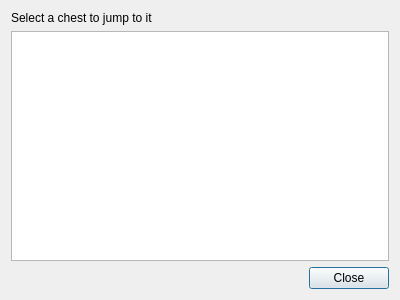
First picture: the form in findchests.ui, repository mrkite/TerraFirma, before the edit.
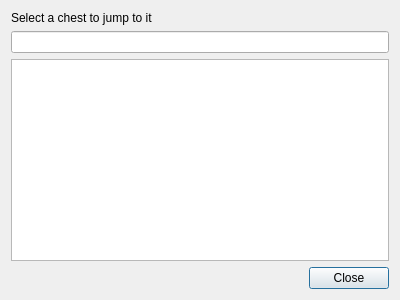
Second picture: the form after the edit.

Commit message: Add search filter to findchests.

Patch:
```diff
--- a/findchests.ui
+++ b/findchests.ui
@@ -14,25 +14,27 @@
    <string>Dialog</string>
   </property>
   <layout class="QGridLayout" name="gridLayout">
-   <item row="1" column="0">
-    <widget class="QTreeWidget" name="treeWidget">
-     <property name="editTriggers">
-      <set>QAbstractItemView::NoEditTriggers</set>
+   <item row="0" column="0">
+    <widget class="QLabel" name="label">
+     <property name="text">
+      <string>Select a chest to jump to it</string>
      </property>
-     <property name="sortingEnabled">
-      <bool>true</bool>
-     </property>
-     <property name="headerHidden">
-      <bool>true</bool>
-     </property>
-     <column>
-      <property name="text">
-       <string notr="true">1</string>
-      </property>
-     </column>
     </widget>
    </item>
    <item row="2" column="0">
+    <widget class="QTreeView" name="treeView">
+     <property name="indentation">
+      <number>10</number>
+     </property>
+     <property name="headerHidden">
+      <bool>true</bool>
+     </property>
+    </widget>
+   </item>
+   <item row="1" column="0">
+    <widget class="QLineEdit" name="searchLineEdit"/>
+   </item>
+   <item row="3" column="0">
     <widget class="QDialogButtonBox" name="buttonBox">
      <property name="orientation">
       <enum>Qt::Horizontal</enum>
@@ -42,13 +44,6 @@
      </property>
     </widget>
    </item>
-   <item row="0" column="0">
-    <widget class="QLabel" name="label">
-     <property name="text">
-      <string>Select a chest to jump to it</string>
-     </property>
-    </widget>
-   </item>
   </layout>
  </widget>
  <resources/>
```
Left out of the diff: 23 changed lines with no effect on the pictures. The commit also changes 2 other files.
